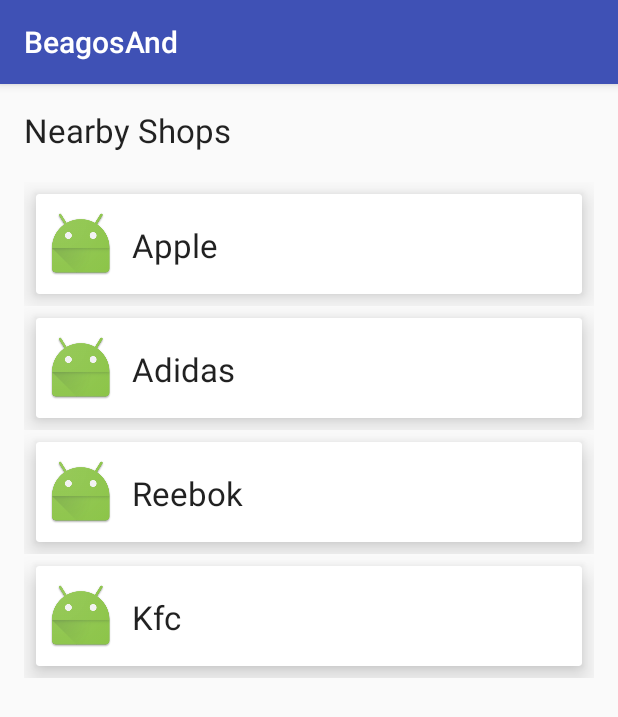
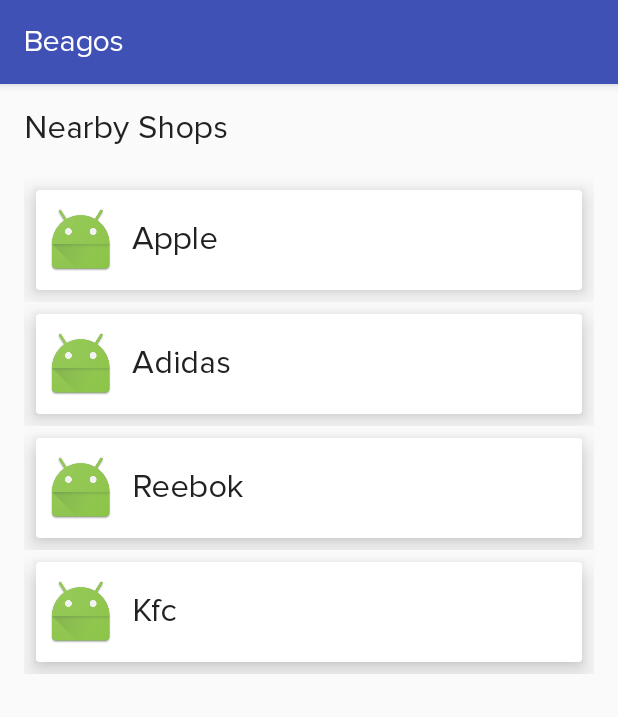
Before and after one commit to piyush0/Beagos, an Android app: the screen it shows after launch (NearbyShopsActivity), on a phone screen of 412 x 824 dp. Shown: the top 717 px of the screen. Run offline under Robolectric (Android 15) with nearby library versions, the phone set to English and light mode, and no system bars.

Commit message:
Fonts override everywhere
Signed-off-by: Piyush Ajmani <piyushajmani5@gmail.com>

```diff
--- a/Android/BeagosAnd/app/src/main/AndroidManifest.xml
+++ b/Android/BeagosAnd/app/src/main/AndroidManifest.xml
@@ -3,6 +3,7 @@
     package="com.example.beagosand">
 
     <application
+        android:name=".BeagosApp"
         android:allowBackup="true"
         android:icon="@mipmap/ic_launcher"
         android:label="@string/app_name"
--- /dev/null
+++ b/Android/BeagosAnd/app/src/main/java/com/example/beagosand/BeagosApp.java
@@ -0,0 +1,19 @@
+package com.example.beagosand;
+
+import android.app.Application;
+
+import com.example.beagosand.utils.FontsOverride;
+
+
+/**
+ * Created by piyush0 on 29/12/16.
+ */
+
+public class BeagosApp extends Application {
+
+    @Override
+    public void onCreate() {
+        super.onCreate();
+        FontsOverride.setDefaultFont(this, "SANS_SERIF", "fonts/" + FontsOverride.FONT_PROXIMA_NOVA);
+    }
+}
--- a/Android/BeagosAnd/app/src/main/java/com/example/beagosand/NearbyShopsActivity.java
+++ b/Android/BeagosAnd/app/src/main/java/com/example/beagosand/NearbyShopsActivity.java
@@ -8,6 +8,7 @@
 
 import com.example.beagosand.adapters.NearbyShopsAdapter;
 import com.example.beagosand.models.Shop;
+import com.example.beagosand.utils.FontsOverride;
 
 import java.util.ArrayList;
 
@@ -21,7 +22,7 @@
     protected void onCreate(Bundle savedInstanceState) {
         super.onCreate(savedInstanceState);
         setContentView(R.layout.activity_nearby_shops);
-
+        FontsOverride.applyFontForToolbarTitle(this, FontsOverride.FONT_PROXIMA_NOVA,getWindow());
 
         initShops();
         rv_shops = (RecyclerView) findViewById(R.id.activity_nearby_shops_rv);
--- /dev/null
+++ b/Android/BeagosAnd/app/src/main/java/com/example/beagosand/utils/FontsOverride.java
@@ -0,0 +1,115 @@
+package com.example.beagosand.utils;
+
+import android.app.ActionBar;
+import android.app.Activity;
+import android.content.Context;
+import android.graphics.Paint;
+import android.graphics.Typeface;
+import android.support.v4.util.LruCache;
+import android.text.Spannable;
+import android.text.SpannableString;
+import android.text.TextPaint;
+import android.text.style.MetricAffectingSpan;
+import android.util.Log;
+import android.view.Window;
+
+import java.lang.reflect.Field;
+
+/**
+ * Created by piyush0 on 06/12/16.
+ */
+
+public class FontsOverride {
+
+
+    public static final String TAG = "FONT";
+
+    public static final String FONT_PROXIMA_NOVA = "ProximaNova.ttf";
+
+    public static void applyFontForToolbarTitle(Activity act, String fontName, Window window){
+
+        ActionBar ab = act.getActionBar();
+        if (ab == null) {
+            Log.w(TAG, "applyFontForToolbarTitle: Actionbar is null, will set to Activity");
+        }
+        SpannableString s = new SpannableString(ab != null ? ab.getTitle() : act.getTitle());
+        s.setSpan(new TypefaceSpan(act, fontName), 0, s.length(),
+                Spannable.SPAN_EXCLUSIVE_EXCLUSIVE);
+
+        // Update the action bar title with the TypefaceSpan instance
+        if (ab != null) {
+            ab.setTitle(s);
+        } else {
+            act.setTitle(s);
+        }
+//        window.setStatusBarColor(act.getResources().getColor(R.color.darkRed));
+//        window.setNavigationBarColor(act.getResources().getColor(R.color.darkRed));
+
+
+    }
+
+    public static void setDefaultFont(Context context,
+                                      String staticTypefaceFieldName, String fontAssetName) {
+        final Typeface regular = Typeface.createFromAsset(context.getAssets(),
+                fontAssetName);
+        replaceFont(staticTypefaceFieldName, regular);
+    }
+
+    protected static void replaceFont(String staticTypefaceFieldName,
+                                      final Typeface newTypeface) {
+        try {
+            final Field staticField = Typeface.class
+                    .getDeclaredField(staticTypefaceFieldName);
+            staticField.setAccessible(true);
+            staticField.set(null, newTypeface);
+        } catch (NoSuchFieldException e) {
+            e.printStackTrace();
+        } catch (IllegalAccessException e) {
+            e.printStackTrace();
+        }
+    }
+
+    /**
+     * Style a {@link Spannable} with a custom {@link Typeface}.
+     *
+     * @author Tristan Waddington
+     */
+    public static class TypefaceSpan extends MetricAffectingSpan {
+        /** An <code>LruCache</code> for previously loaded typefaces. */
+        private static LruCache<String, Typeface> sTypefaceCache =
+                new LruCache<String, Typeface>(12);
+
+        private Typeface mTypeface;
+
+        /**
+         * Load the {@link Typeface} and apply to a {@link Spannable}.
+         */
+        public TypefaceSpan(Context context, String typefaceName) {
+            mTypeface = sTypefaceCache.get(typefaceName);
+
+            if (mTypeface == null) {
+                mTypeface = Typeface.createFromAsset(context.getApplicationContext()
+                        .getAssets(), String.format("fonts/%s", typefaceName));
+
+                // Cache the loaded Typeface
+                sTypefaceCache.put(typefaceName, mTypeface);
+            }
+        }
+
+        @Override
+        public void updateMeasureState(TextPaint p) {
+            p.setTypeface(mTypeface);
+
+            // Note: This flag is required for proper typeface rendering
+            p.setFlags(p.getFlags() | Paint.SUBPIXEL_TEXT_FLAG);
+        }
+
+        @Override
+        public void updateDrawState(TextPaint tp) {
+            tp.setTypeface(mTypeface);
+
+            // Note: This flag is required for proper typeface rendering
+            tp.setFlags(tp.getFlags() | Paint.SUBPIXEL_TEXT_FLAG);
+        }
+    }
+}
--- a/Android/BeagosAnd/app/src/main/res/values/strings.xml
+++ b/Android/BeagosAnd/app/src/main/res/values/strings.xml
@@ -1,3 +1,3 @@
 <resources>
-    <string name="app_name">BeagosAnd</string>
+    <string name="app_name">Beagos</string>
 </resources>
--- a/Android/BeagosAnd/app/src/main/res/values/styles.xml
+++ b/Android/BeagosAnd/app/src/main/res/values/styles.xml
@@ -6,6 +6,7 @@
         <item name="colorPrimary">@color/colorPrimary</item>
         <item name="colorPrimaryDark">@color/colorPrimaryDark</item>
         <item name="colorAccent">@color/colorAccent</item>
+        <item name="android:typeface">sans</item>
     </style>
 
 
```
Also changed, not shown: Android/BeagosAnd/app/src/main/assets/fonts/ProximaNova.ttf (added).
